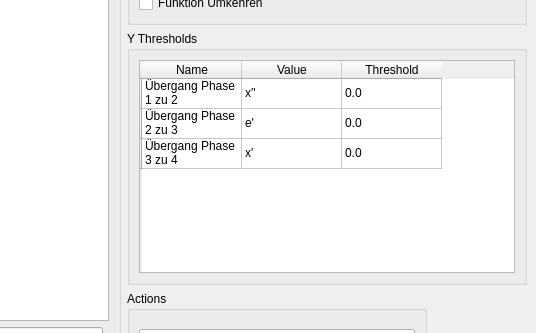
ultradr3mer/Graphitty, file Graphitty/mainview.ui: the form before one commit; both pictures show x 692 to 1228 and y 262 to 595 of the 1228 by 684 pixel window.
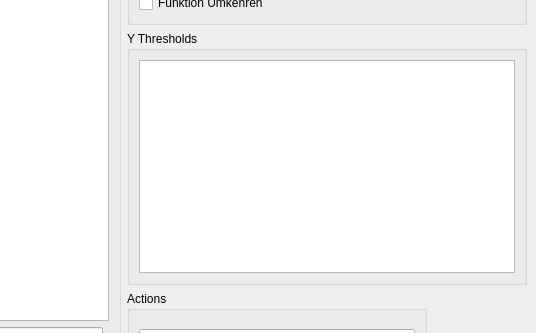
The form after the commit. Custom widgets are drawn as their Qt base class.

```diff
--- a/Graphitty/mainview.ui
+++ b/Graphitty/mainview.ui
@@ -218,83 +218,7 @@
       </property>
       <layout class="QGridLayout" name="gridLayout_4">
        <item row="0" column="0">
-        <widget class="QTableWidget" name="yThresholds">
-         <row>
-          <property name="text">
-           <string/>
-          </property>
-         </row>
-         <row>
-          <property name="text">
-           <string/>
-          </property>
-         </row>
-         <row>
-          <property name="text">
-           <string/>
-          </property>
-         </row>
-         <column>
-          <property name="text">
-           <string>Name</string>
-          </property>
-         </column>
-         <column>
-          <property name="text">
-           <string>Value</string>
-          </property>
-         </column>
-         <column>
-          <property name="text">
-           <string>Threshold</string>
-          </property>
-         </column>
-         <item row="0" column="0">
-          <property name="text">
-           <string>Übergang Phase 1 zu 2</string>
-          </property>
-         </item>
-         <item row="0" column="1">
-          <property name="text">
-           <string>x''</string>
-          </property>
-         </item>
-         <item row="0" column="2">
-          <property name="text">
-           <string>0.0</string>
-          </property>
-         </item>
-         <item row="1" column="0">
-          <property name="text">
-           <string>Übergang Phase 2 zu 3</string>
-          </property>
-         </item>
-         <item row="1" column="1">
-          <property name="text">
-           <string>e'</string>
-          </property>
-         </item>
-         <item row="1" column="2">
-          <property name="text">
-           <string>0.0</string>
-          </property>
-         </item>
-         <item row="2" column="0">
-          <property name="text">
-           <string>Übergang Phase 3 zu 4</string>
-          </property>
-         </item>
-         <item row="2" column="1">
-          <property name="text">
-           <string>x'</string>
-          </property>
-         </item>
-         <item row="2" column="2">
-          <property name="text">
-           <string>0.0</string>
-          </property>
-         </item>
-        </widget>
+        <widget class="QTableView" name="yThesholds"/>
        </item>
       </layout>
      </widget>
```
